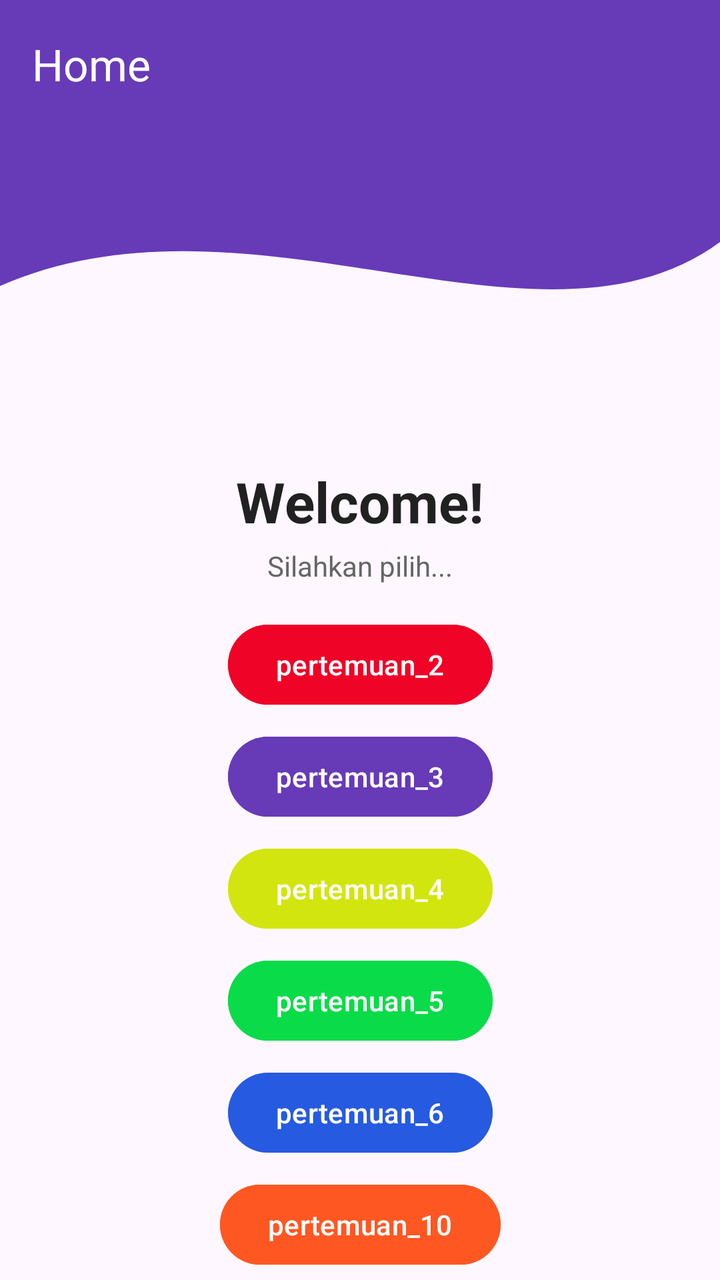
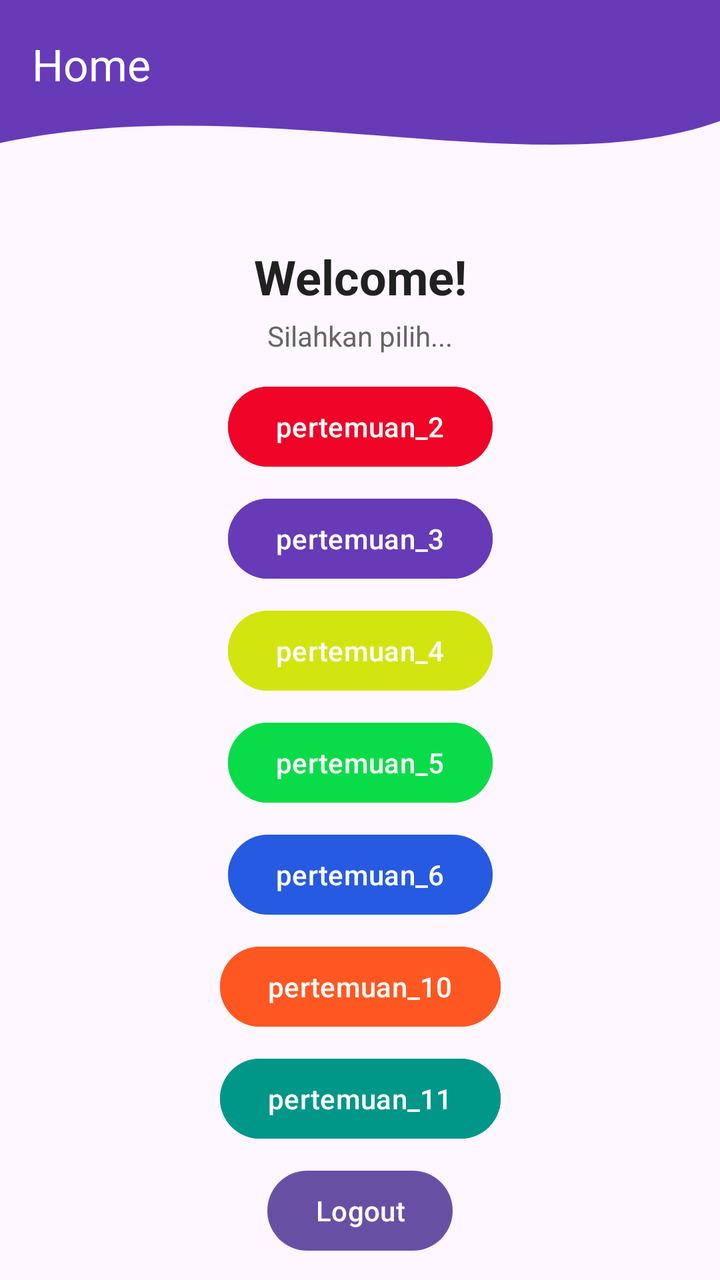

Compare the two renders of this Android layout. The source of the first and the diff that turns it into the second are given below.
<!-- AndroidManifest.xml: application theme Theme.Marsnovrizal -->
<!-- res/layout/fragment_home.xml -->
<?xml version="1.0" encoding="utf-8"?>
<androidx.constraintlayout.widget.ConstraintLayout xmlns:android="http://schemas.android.com/apk/res/android"
    xmlns:app="http://schemas.android.com/apk/res-auto"
    xmlns:tools="http://schemas.android.com/tools"
    android:layout_width="match_parent"
    android:layout_height="match_parent"
    tools:context=".Home.HomeFragment">

    <View
        android:id="@+id/background_header"
        android:layout_width="0dp"
        android:layout_height="220dp"
        android:background="@drawable/bg_header_wave"
        app:layout_constraintEnd_toEndOf="parent"
        app:layout_constraintStart_toStartOf="parent"
        app:layout_constraintTop_toTopOf="parent" />

    <androidx.appcompat.widget.Toolbar
        android:id="@+id/toolbar"
        android:layout_width="0dp"
        android:layout_height="?attr/actionBarSize"
        android:background="@android:color/transparent"
        app:title="Home"
        app:titleTextColor="@android:color/white"
        app:layout_constraintEnd_toEndOf="parent"
        app:layout_constraintStart_toStartOf="parent"
        app:layout_constraintTop_toTopOf="parent" />

    <TextView
        android:id="@+id/tvWelcome"
        android:layout_width="wrap_content"
        android:layout_height="wrap_content"
        android:layout_marginTop="12dp"
        android:text="Welcome!"
        android:textColor="#212121"
        android:textSize="28sp"
        android:textStyle="bold"
        app:layout_constraintEnd_toEndOf="parent"
        app:layout_constraintStart_toStartOf="parent"
        app:layout_constraintTop_toBottomOf="@+id/background_header" />

    <TextView
        android:id="@+id/tvSubtitle"
        android:layout_width="wrap_content"
        android:layout_height="wrap_content"
        android:layout_marginTop="4dp"
        android:text="Silahkan pilih..."
        android:textColor="#666666"
        android:textSize="14sp"
        app:layout_constraintEnd_toEndOf="parent"
        app:layout_constraintStart_toStartOf="parent"
        app:layout_constraintTop_toBottomOf="@+id/tvWelcome" />

    <Button
        android:id="@+id/btnToSecond"
        android:layout_width="wrap_content"
        android:layout_height="wrap_content"
        android:layout_marginTop="16dp"
        android:backgroundTint="#EF0327"
        android:text="pertemuan_2"
        app:layout_constraintEnd_toEndOf="parent"
        app:layout_constraintStart_toStartOf="parent"
        app:layout_constraintTop_toBottomOf="@+id/tvSubtitle" />

    <Button
        android:id="@+id/btnToThird"
        android:layout_width="wrap_content"
        android:layout_height="wrap_content"
        android:layout_marginTop="8dp"
        android:backgroundTint="#673AB7"
        android:text="pertemuan_3"
        app:layout_constraintEnd_toEndOf="parent"
        app:layout_constraintStart_toStartOf="parent"
        app:layout_constraintTop_toBottomOf="@+id/btnToSecond" />

    <Button
        android:id="@+id/btnToFourth"
        android:layout_width="wrap_content"
        android:layout_height="wrap_content"
        android:layout_marginTop="8dp"
        android:backgroundTint="#F7D3E60F"
        android:text="pertemuan_4"
        app:layout_constraintEnd_toEndOf="parent"
        app:layout_constraintStart_toStartOf="parent"
        app:layout_constraintTop_toBottomOf="@+id/btnToThird" />

    <Button
        android:id="@+id/btnToFifth"
        android:layout_width="wrap_content"
        android:layout_height="wrap_content"
        android:layout_marginTop="8dp"
        android:backgroundTint="#09DC48"
        android:text="pertemuan_5"
        app:layout_constraintEnd_toEndOf="parent"
        app:layout_constraintStart_toStartOf="parent"
        app:layout_constraintTop_toBottomOf="@+id/btnToFourth" />

    <Button
        android:id="@+id/btnToSixth"
        android:layout_width="wrap_content"
        android:layout_height="wrap_content"
        android:layout_marginTop="8dp"
        android:backgroundTint="#A50945DC"
        android:text="pertemuan_6"
        app:layout_constraintEnd_toEndOf="parent"
        app:layout_constraintStart_toStartOf="parent"
        app:layout_constraintTop_toBottomOf="@+id/btnToFifth" />

    <Button
        android:id="@+id/btnToTenth"
        android:layout_width="wrap_content"
        android:layout_height="wrap_content"
        android:layout_marginTop="8dp"
        android:backgroundTint="#FF5722"
        android:text="pertemuan_10"
        app:layout_constraintEnd_toEndOf="parent"
        app:layout_constraintStart_toStartOf="parent"
        app:layout_constraintTop_toBottomOf="@+id/btnToSixth" />

    <Button
        android:id="@+id/btnToEleventh"
        android:layout_width="wrap_content"
        android:layout_height="wrap_content"
        android:layout_marginTop="8dp"
        android:backgroundTint="#009688"
        android:text="pertemuan_11"
        app:layout_constraintEnd_toEndOf="parent"
        app:layout_constraintStart_toStartOf="parent"
        app:layout_constraintTop_toBottomOf="@+id/btnToTenth" />

    <Button
        android:id="@+id/btnLogout"
        android:layout_width="wrap_content"
        android:layout_height="wrap_content"
        android:layout_marginTop="8dp"
        android:text="Logout"
        app:layout_constraintEnd_toEndOf="parent"
        app:layout_constraintStart_toStartOf="parent"
        app:layout_constraintTop_toBottomOf="@+id/btnToEleventh" />

</androidx.constraintlayout.widget.ConstraintLayout>
<!-- resources referenced by this layout -->
<resources>
  <!-- drawable bg_header_wave (drawable) -->
  <vector xmlns:android="http://schemas.android.com/apk/res/android"
      android:width="100dp"
      android:height="100dp"
      android:viewportWidth="100"
      android:viewportHeight="100">
  
      <path
          android:fillColor="#673AB7"
          android:pathData="
              M0,0
              L100,0
              L100,55
              C 75,85
                35,40
                0,65
              Z" />
  </vector>
  <style name="Theme.Marsnovrizal" parent="Base.Theme.Marsnovrizal" />
  <style name="Base.Theme.Marsnovrizal" parent="Theme.Material3.DayNight.NoActionBar">
          
          
      </style>
</resources>

<!-- the commit's change to res/layout/fragment_home.xml (unified diff, before → after) -->
@@ -6,136 +6,180 @@
     android:layout_height="match_parent"
     tools:context=".Home.HomeFragment">
 
-    <View
-        android:id="@+id/background_header"
+    <androidx.core.widget.NestedScrollView
         android:layout_width="0dp"
-        android:layout_height="220dp"
-        android:background="@drawable/bg_header_wave"
+        android:layout_height="0dp"
+        android:clipToPadding="false"
+        android:paddingBottom="32dp"
+        app:layout_constraintBottom_toBottomOf="parent"
         app:layout_constraintEnd_toEndOf="parent"
         app:layout_constraintStart_toStartOf="parent"
-        app:layout_constraintTop_toTopOf="parent" />
+        app:layout_constraintTop_toTopOf="parent">
 
-    <androidx.appcompat.widget.Toolbar
-        android:id="@+id/toolbar"
-        android:layout_width="0dp"
-        android:layout_height="?attr/actionBarSize"
-        android:background="@android:color/transparent"
-        app:title="Home"
-        app:titleTextColor="@android:color/white"
-        app:layout_constraintEnd_toEndOf="parent"
-        app:layout_constraintStart_toStartOf="parent"
-        app:layout_constraintTop_toTopOf="parent" />
+        <androidx.constraintlayout.widget.ConstraintLayout
+            android:layout_width="match_parent"
+            android:layout_height="wrap_content">
 
-    <TextView
-        android:id="@+id/tvWelcome"
-        android:layout_width="wrap_content"
-        android:layout_height="wrap_content"
-        android:layout_marginTop="12dp"
-        android:text="Welcome!"
-        android:textColor="#212121"
-        android:textSize="28sp"
-        android:textStyle="bold"
-        app:layout_constraintEnd_toEndOf="parent"
-        app:layout_constraintStart_toStartOf="parent"
-        app:layout_constraintTop_toBottomOf="@+id/background_header" />
+            <View
+                android:id="@+id/background_header"
+                android:layout_width="0dp"
+                android:layout_height="110dp"
+                android:background="@drawable/bg_header_wave"
+                app:layout_constraintEnd_toEndOf="parent"
+                app:layout_constraintStart_toStartOf="parent"
+                app:layout_constraintTop_toTopOf="parent" />
 
-    <TextView
-        android:id="@+id/tvSubtitle"
-        android:layout_width="wrap_content"
-        android:layout_height="wrap_content"
-        android:layout_marginTop="4dp"
-        android:text="Silahkan pilih..."
-        android:textColor="#666666"
-        android:textSize="14sp"
-        app:layout_constraintEnd_toEndOf="parent"
-        app:layout_constraintStart_toStartOf="parent"
-        app:layout_constraintTop_toBottomOf="@+id/tvWelcome" />
+            <androidx.appcompat.widget.Toolbar
+                android:id="@+id/toolbar"
+                android:layout_width="0dp"
+                android:layout_height="?attr/actionBarSize"
+                android:background="@android:color/transparent"
+                app:layout_constraintEnd_toEndOf="parent"
+                app:layout_constraintStart_toStartOf="parent"
+                app:layout_constraintTop_toTopOf="parent"
+                app:title="Home"
+                app:titleTextColor="@android:color/white" />
 
-    <Button
-        android:id="@+id/btnToSecond"
-        android:layout_width="wrap_content"
-        android:layout_height="wrap_content"
-        android:layout_marginTop="16dp"
-        android:backgroundTint="#EF0327"
-        android:text="pertemuan_2"
-        app:layout_constraintEnd_toEndOf="parent"
-        app:layout_constraintStart_toStartOf="parent"
-        app:layout_constraintTop_toBottomOf="@+id/tvSubtitle" />
+            <TextView
+                android:id="@+id/tvWelcome"
+                android:layout_width="wrap_content"
+                android:layout_height="wrap_content"
+                android:layout_marginTop="12dp"
+                android:text="Welcome!"
+                android:textColor="#212121"
+                android:textSize="24sp"
+                android:textStyle="bold"
+                app:layout_constraintEnd_toEndOf="parent"
+                app:layout_constraintStart_toStartOf="parent"
+                app:layout_constraintTop_toBottomOf="@+id/background_header" />
 
-    <Button
-        android:id="@+id/btnToThird"
-        android:layout_width="wrap_content"
-        android:layout_height="wrap_content"
-        android:layout_marginTop="8dp"
-        android:backgroundTint="#673AB7"
-        android:text="pertemuan_3"
-        app:layout_constraintEnd_toEndOf="parent"
-        app:layout_constraintStart_toStartOf="parent"
-        app:layout_constraintTop_toBottomOf="@+id/btnToSecond" />
+            <TextView
+                android:id="@+id/tvSubtitle"
+                android:layout_width="wrap_content"
+                android:layout_height="wrap_content"
+                android:layout_marginTop="4dp"
+                android:text="Silahkan pilih..."
+                android:textColor="#666666"
+                android:textSize="14sp"
+                app:layout_constraintEnd_toEndOf="parent"
+                app:layout_constraintStart_toStartOf="parent"
+                app:layout_constraintTop_toBottomOf="@+id/tvWelcome" />
 
-    <Button
-        android:id="@+id/btnToFourth"
-        android:layout_width="wrap_content"
-        android:layout_height="wrap_content"
-        android:layout_marginTop="8dp"
-        android:backgroundTint="#F7D3E60F"
-        android:text="pertemuan_4"
-        app:layout_constraintEnd_toEndOf="parent"
-        app:layout_constraintStart_toStartOf="parent"
-        app:layout_constraintTop_toBottomOf="@+id/btnToThird" />
+            <Button
+                android:id="@+id/btnToSecond"
+                android:layout_width="wrap_content"
+                android:layout_height="wrap_content"
+                android:layout_marginTop="12dp"
+                android:backgroundTint="#EF0327"
+                android:text="pertemuan_2"
+                app:layout_constraintEnd_toEndOf="parent"
+                app:layout_constraintStart_toStartOf="parent"
+                app:layout_constraintTop_toBottomOf="@+id/tvSubtitle" />
 
-    <Button
-        android:id="@+id/btnToFifth"
-        android:layout_width="wrap_content"
-        android:layout_height="wrap_content"
-        android:layout_marginTop="8dp"
-        android:backgroundTint="#09DC48"
-        android:text="pertemuan_5"
-        app:layout_constraintEnd_toEndOf="parent"
-        app:layout_constraintStart_toStartOf="parent"
-        app:layout_constraintTop_toBottomOf="@+id/btnToFourth" />
+            <Button
+                android:id="@+id/btnToThird"
+                android:layout_width="wrap_content"
+                android:layout_height="wrap_content"
+                android:layout_marginTop="8dp"
+                android:backgroundTint="#673AB7"
+                android:text="pertemuan_3"
+                app:layout_constraintEnd_toEndOf="parent"
+                app:layout_constraintStart_toStartOf="parent"
+                app:layout_constraintTop_toBottomOf="@+id/btnToSecond" />
 
-    <Button
-        android:id="@+id/btnToSixth"
-        android:layout_width="wrap_content"
-        android:layout_height="wrap_content"
-        android:layout_marginTop="8dp"
-        android:backgroundTint="#A50945DC"
-        android:text="pertemuan_6"
-        app:layout_constraintEnd_toEndOf="parent"
-        app:layout_constraintStart_toStartOf="parent"
-        app:layout_constraintTop_toBottomOf="@+id/btnToFifth" />
+            <Button
+                android:id="@+id/btnToFourth"
+                android:layout_width="wrap_content"
+                android:layout_height="wrap_content"
+                android:layout_marginTop="8dp"
+                android:backgroundTint="#F7D3E60F"
+                android:text="pertemuan_4"
+                app:layout_constraintEnd_toEndOf="parent"
+                app:layout_constraintStart_toStartOf="parent"
+                app:layout_constraintTop_toBottomOf="@+id/btnToThird" />
 
-    <Button
-        android:id="@+id/btnToTenth"
-        android:layout_width="wrap_content"
-        android:layout_height="wrap_content"
-        android:layout_marginTop="8dp"
-        android:backgroundTint="#FF5722"
-        android:text="pertemuan_10"
-        app:layout_constraintEnd_toEndOf="parent"
-        app:layout_constraintStart_toStartOf="parent"
-        app:layout_constraintTop_toBottomOf="@+id/btnToSixth" />
+            <Button
+                android:id="@+id/btnToFifth"
+                android:layout_width="wrap_content"
+                android:layout_height="wrap_content"
+                android:layout_marginTop="8dp"
+                android:backgroundTint="#09DC48"
+                android:text="pertemuan_5"
+                app:layout_constraintEnd_toEndOf="parent"
+                app:layout_constraintStart_toStartOf="parent"
+                app:layout_constraintTop_toBottomOf="@+id/btnToFourth" />
 
-    <Button
-        android:id="@+id/btnToEleventh"
-        android:layout_width="wrap_content"
-        android:layout_height="wrap_content"
-        android:layout_marginTop="8dp"
-        android:backgroundTint="#009688"
-        android:text="pertemuan_11"
-        app:layout_constraintEnd_toEndOf="parent"
-        app:layout_constraintStart_toStartOf="parent"
-        app:layout_constraintTop_toBottomOf="@+id/btnToTenth" />
+            <Button
+                android:id="@+id/btnToSixth"
+                android:layout_width="wrap_content"
+                android:layout_height="wrap_content"
+                android:layout_marginTop="8dp"
+                android:backgroundTint="#A50945DC"
+                android:text="pertemuan_6"
+                app:layout_constraintEnd_toEndOf="parent"
+                app:layout_constraintStart_toStartOf="parent"
+                app:layout_constraintTop_toBottomOf="@+id/btnToFifth" />
 
-    <Button
-        android:id="@+id/btnLogout"
-        android:layout_width="wrap_content"
-        android:layout_height="wrap_content"
-        android:layout_marginTop="8dp"
-        android:text="Logout"
-        app:layout_constraintEnd_toEndOf="parent"
-        app:layout_constraintStart_toStartOf="parent"
-        app:layout_constraintTop_toBottomOf="@+id/btnToEleventh" />
+            <Button
+                android:id="@+id/btnToTenth"
+                android:layout_width="wrap_content"
+                android:layout_height="wrap_content"
+                android:layout_marginTop="8dp"
+                android:backgroundTint="#FF5722"
+                android:text="pertemuan_10"
+                app:layout_constraintEnd_toEndOf="parent"
+                app:layout_constraintStart_toStartOf="parent"
+                app:layout_constraintTop_toBottomOf="@+id/btnToSixth" />
+
+            <Button
+                android:id="@+id/btnToEleventh"
+                android:layout_width="wrap_content"
+                android:layout_height="wrap_content"
+                android:layout_marginTop="8dp"
+                android:backgroundTint="#009688"
+                android:text="pertemuan_11"
+                app:layout_constraintEnd_toEndOf="parent"
+                app:layout_constraintStart_toStartOf="parent"
+                app:layout_constraintTop_toBottomOf="@+id/btnToTenth" />
+
+            <Button
+                android:id="@+id/btnLogout"
+                android:layout_width="wrap_content"
+                android:layout_height="wrap_content"
+                android:layout_marginTop="8dp"
+                android:text="Logout"
+                app:layout_constraintEnd_toEndOf="parent"
+                app:layout_constraintStart_toStartOf="parent"
+                app:layout_constraintTop_toBottomOf="@+id/btnToEleventh" />
+
+            <TextView
+                android:id="@+id/tvCatFact"
+                android:layout_width="0dp"
+                android:layout_height="wrap_content"
+                android:layout_marginStart="24dp"
+                android:layout_marginTop="20dp"
+                android:layout_marginEnd="24dp"
+                android:gravity="center"
+                android:text="Loading cat fact..."
+                android:textAlignment="center"
+                android:textColor="#333333"
+                android:textSize="16sp"
+                app:layout_constraintEnd_toEndOf="parent"
+                app:layout_constraintStart_toStartOf="parent"
+                app:layout_constraintTop_toBottomOf="@+id/btnLogout" />
+
+            <Button
+                android:id="@+id/btnRefresh"
+                android:layout_width="wrap_content"
+                android:layout_height="wrap_content"
+                android:layout_marginTop="12dp"
+                android:text="Refresh"
+                app:layout_constraintEnd_toEndOf="parent"
+                app:layout_constraintStart_toStartOf="parent"
+                app:layout_constraintTop_toBottomOf="@+id/tvCatFact" />
+
+        </androidx.constraintlayout.widget.ConstraintLayout>
+
+    </androidx.core.widget.NestedScrollView>
 
 </androidx.constraintlayout.widget.ConstraintLayout>
